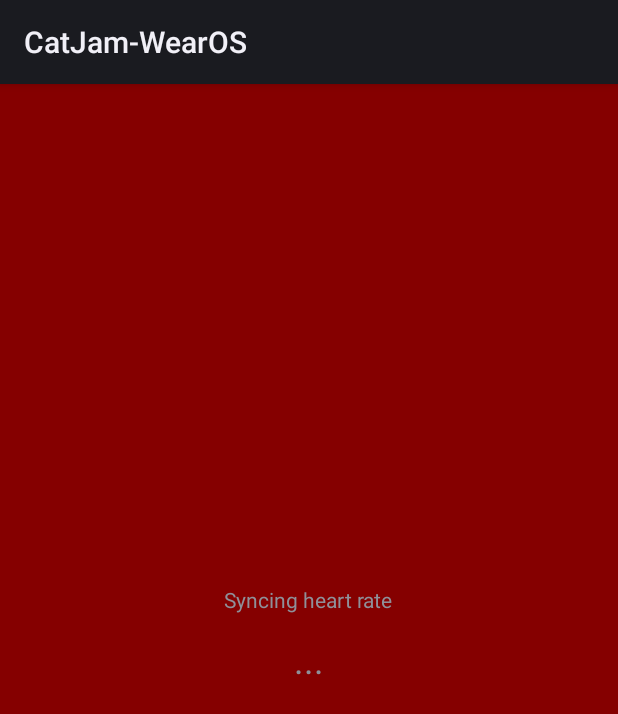
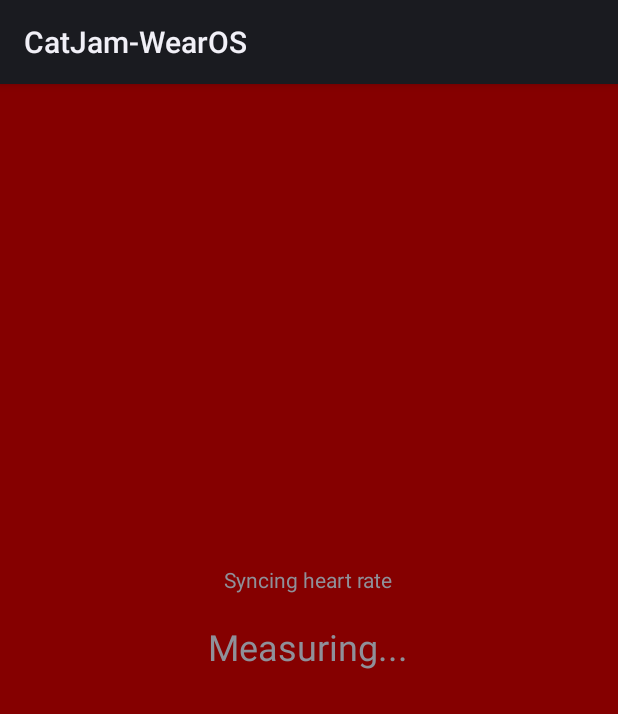
Before and after one commit to ericyoondotcom/CatJamHeartRate, an Android app: the screen it shows after launch (MainActivity), on a phone screen of 412 x 824 dp. Shown: the top 714 px of the screen. Run offline under Robolectric (Android 15) with nearby library versions, the phone set to English and light mode, and no system bars; our stand-ins replace Firebase (no records; nobody signed in at launch, a user with empty details on screens opened directly); plain views replace BoxInsetLayout; 1 statement that could not run was skipped.

Commit message:
Accuracy readings && don't stop service when notif clicked

```diff
--- a/catjam-wearos/app/src/main/java/com/yoonicode/catjam_wearos/MainActivity.java
+++ b/catjam-wearos/app/src/main/java/com/yoonicode/catjam_wearos/MainActivity.java
@@ -7,6 +7,7 @@ import android.content.Context;
 import android.content.Intent;
 import android.content.ServiceConnection;
 import android.content.pm.PackageManager;
+import android.hardware.SensorManager;
 import android.os.Bundle;
 import android.os.IBinder;
 import android.util.Log;
@@ -23,7 +24,9 @@ import java.util.TimerTask;
 
 public class MainActivity extends Activity {
 
-    public FirebaseManager firebase = new FirebaseManager(this);
+    private static Context context; // https://stackoverflow.com/questions/4391720/how-can-i-get-a-resource-content-from-a-static-context/4391811#4391811
+
+    public FirebaseManager firebase;
 
     private TextView hrDisplay;
     private ActivityMainBinding binding;
@@ -45,6 +48,8 @@ public class MainActivity extends Activity {
     protected void onCreate(Bundle savedInstanceState) {
         super.onCreate(savedInstanceState);
 
+        context = this;
+
         binding = ActivityMainBinding.inflate(getLayoutInflater());
         setContentView(binding.getRoot());
 
@@ -53,6 +58,8 @@ public class MainActivity extends Activity {
         Context context = getApplicationContext();
         Intent intent = new Intent(context, HeartService.class);
         context.startService(intent);
+
+        firebase = new FirebaseManager(this);
     }
 
     @Override
@@ -92,7 +99,14 @@ public class MainActivity extends Activity {
                     runOnUiThread(new Runnable() {
                         @Override
                         public void run() {
-                            hrDisplay.setText(service.getCurrentHeartRate() + " bpm");
+                            int accuracy = service.getCurrentAccuracy();
+                            if(accuracy == SensorManager.SENSOR_STATUS_NO_CONTACT) {
+                                hrDisplay.setText(getString(R.string.accuracy_no_contact));
+                            } else if(accuracy == SensorManager.SENSOR_STATUS_UNRELIABLE) {
+                                hrDisplay.setText(getString(R.string.accuracy_inaccurate));
+                            } else {
+                                hrDisplay.setText(service.getCurrentHeartRate() + " bpm");
+                            }
                         }
                     });
                 }
@@ -105,4 +119,8 @@ public class MainActivity extends Activity {
         super.onStop();
         unbindService(connection);
     }
+
+    public static Context getContext() {
+        return context;
+    }
 }
--- a/catjam-wearos/app/src/main/res/layout/activity_main.xml
+++ b/catjam-wearos/app/src/main/res/layout/activity_main.xml
@@ -21,15 +21,19 @@
             android:layout_height="wrap_content"
             android:layout_gravity="center"
             android:text="@string/main_page_subtitle"
-            android:translationY="-60px" />
+            android:translationY="-80px" />
 
         <TextView
             android:id="@+id/hr_display"
-            android:layout_width="wrap_content"
-            android:layout_height="wrap_content"
+            android:layout_width="150dp"
+            android:layout_height="50dp"
             android:layout_gravity="center"
-            android:text="..."
-            android:textSize="24sp" />
+            android:autoSizeMaxTextSize="24sp"
+            android:autoSizeMinTextSize="10sp"
+            android:autoSizeTextType="uniform"
+            android:hyphenationFrequency="none"
+            android:text="@string/accuracy_measuring"
+            android:textAlignment="center" />
 
     </FrameLayout>
 </androidx.wear.widget.BoxInsetLayout>
--- a/catjam-wearos/app/src/main/res/values/strings.xml
+++ b/catjam-wearos/app/src/main/res/values/strings.xml
@@ -6,6 +6,11 @@
 
     <string name="notification_channel_name">Status notifications</string>
     <string name="notification_channel_description">Show that the heart rate service is running.</string>
+    <string name="notification_title">CatJamHeartRate is running</string>
+    <string name="notification_description">Visit the website to configure</string>
+    <string name="cancel_button">Stop</string>
 
-    <string name="cancel_button">Stop</string>
+    <string name="accuracy_measuring">Measuring...</string>
+    <string name="accuracy_inaccurate">Inaccurate measurements</string>
+    <string name="accuracy_no_contact">Put on watch</string>
 </resources>
```
Also changed, not shown: catjam-wearos/app/src/main/java/com/yoonicode/catjam_wearos/FirebaseManager.java (+22 -0 lines), catjam-wearos/app/src/main/java/com/yoonicode/catjam_wearos/HeartService.java (+22 -7 lines), 1 other file.
